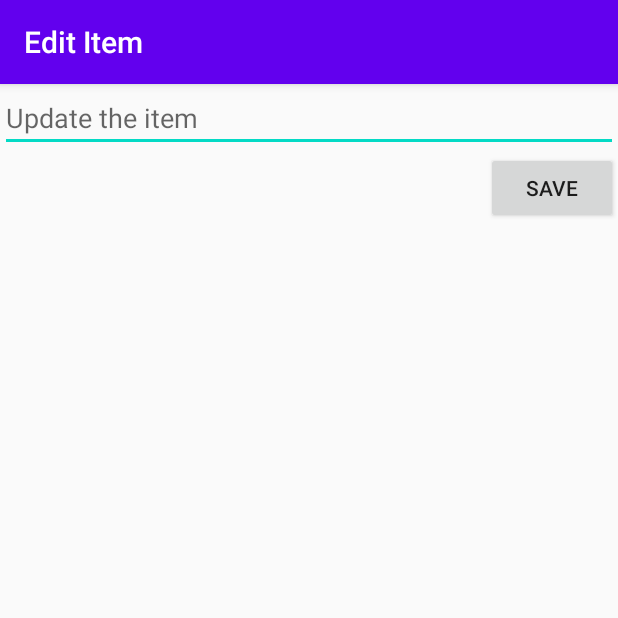
After one commit to maldz3/SimpleTodo, an Android app: the EditActivity screen opened directly, with no data from a screen before it, on a phone screen of 412 x 824 dp, the top half of it. The commit adds this screen. Run offline under Robolectric (Android 15) with nearby library versions, the phone set to English and light mode, and no system bars.

Commit message:
Added edit functionality

```diff
--- a/app/src/main/AndroidManifest.xml
+++ b/app/src/main/AndroidManifest.xml
@@ -9,6 +9,7 @@
         android:roundIcon="@mipmap/ic_launcher_round"
         android:supportsRtl="true"
         android:theme="@style/AppTheme">
+        <activity android:name=".EditActivity"></activity>
         <activity android:name=".MainActivity">
             <intent-filter>
                 <action android:name="android.intent.action.MAIN" />
--- /dev/null
+++ b/app/src/main/java/com/example/simpletodo/EditActivity.java
@@ -0,0 +1,47 @@
+package com.example.simpletodo;
+
+import androidx.appcompat.app.AppCompatActivity;
+
+import android.content.Intent;
+import android.os.Bundle;
+import android.view.View;
+import android.widget.Button;
+import android.widget.EditText;
+
+public class EditActivity extends AppCompatActivity {
+
+    EditText etItem;
+    Button btnSave;
+
+    @Override
+    protected void onCreate(Bundle savedInstanceState) {
+        super.onCreate(savedInstanceState);
+        setContentView(R.layout.activity_edit);
+
+        etItem = findViewById(R.id.etItem);
+        btnSave = findViewById(R.id.btnSave);
+
+        getSupportActionBar().setTitle("Edit Item");
+
+        etItem.setText(getIntent().getStringExtra(MainActivity.KEY_ITEM_TEXT));
+
+        // When user is done editing, they click the save button
+        btnSave.setOnClickListener(new View.OnClickListener() {
+            @Override
+            public void onClick(View view) {
+                // create an intent which will contain the results
+                Intent intent = new Intent();
+
+                // pass the results
+                intent.putExtra(MainActivity.KEY_ITEM_TEXT, etItem.getText().toString());
+                intent.putExtra(MainActivity.KEY_ITEM_POSITION, getIntent().getExtras().getInt(MainActivity.KEY_ITEM_POSITION));
+
+                // set the result of the intent
+                setResult(RESULT_OK, intent);
+
+                //finish activity, close the screen and go back
+                finish();
+            }
+        });
+    }
+}
--- /dev/null
+++ b/app/src/main/res/layout/activity_edit.xml
@@ -0,0 +1,29 @@
+<?xml version="1.0" encoding="utf-8"?>
+<RelativeLayout
+    xmlns:android="http://schemas.android.com/apk/res/android"
+    xmlns:app="http://schemas.android.com/apk/res-auto"
+    xmlns:tools="http://schemas.android.com/tools"
+    android:layout_width="match_parent"
+    android:layout_height="match_parent"
+    tools:context=".EditActivity">
+
+    <EditText
+        android:id="@+id/etItem"
+        android:layout_width="match_parent"
+        android:layout_height="wrap_content"
+        android:layout_alignParentStart="true"
+        android:layout_alignParentTop="true"
+        android:layout_marginStart="0dp"
+        android:layout_marginTop="0dp"
+        android:ems="10"
+        android:hint="Update the item" />
+
+    <Button
+        android:id="@+id/btnSave"
+        android:layout_width="wrap_content"
+        android:layout_height="wrap_content"
+        android:layout_below="@+id/etItem"
+        android:layout_alignParentEnd="true"
+        android:layout_marginTop="0dp"
+        android:text="Save" />
+</RelativeLayout>
```
Also changed, not shown: app/src/main/java/com/example/simpletodo/ItemsAdaptor.java (+14 -1 lines), app/src/main/java/com/example/simpletodo/MainActivity.java (+42 -1 lines).
